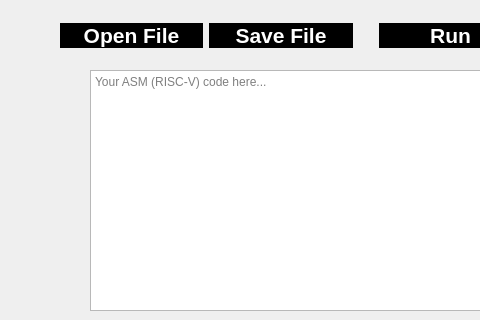
saisenko/mephisto, file mainwindow.ui: the form before one commit; both pictures show x 0 to 480 and y 0 to 320 of the 1220 by 593 pixel window.
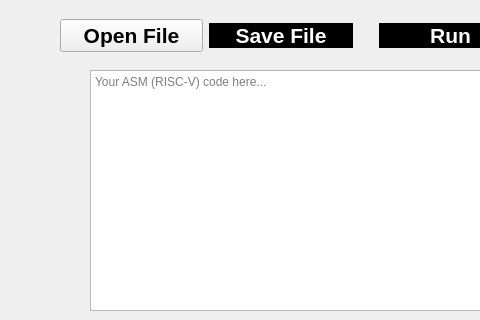
The form after the commit. Icons and pictures are not drawn.

```diff
--- a/mainwindow.ui
+++ b/mainwindow.ui
@@ -40,7 +40,13 @@
         <string notr="true">background-color: rgb(0,0,0);
 color: rgb(255, 255, 255);
 
-border-radius: 15px;</string>
+border-radius: 15px;
+
+QPushButton {
+	qpoperty-icon: url(:/assets/OpenFile.png);
+	qproperty-iconSize: 32px 32px;
+	text-align: center;
+}</string>
        </property>
        <property name="text">
         <string>Open File</string>
```
Left out of the diff: 18 changed lines with no effect on the pictures.
